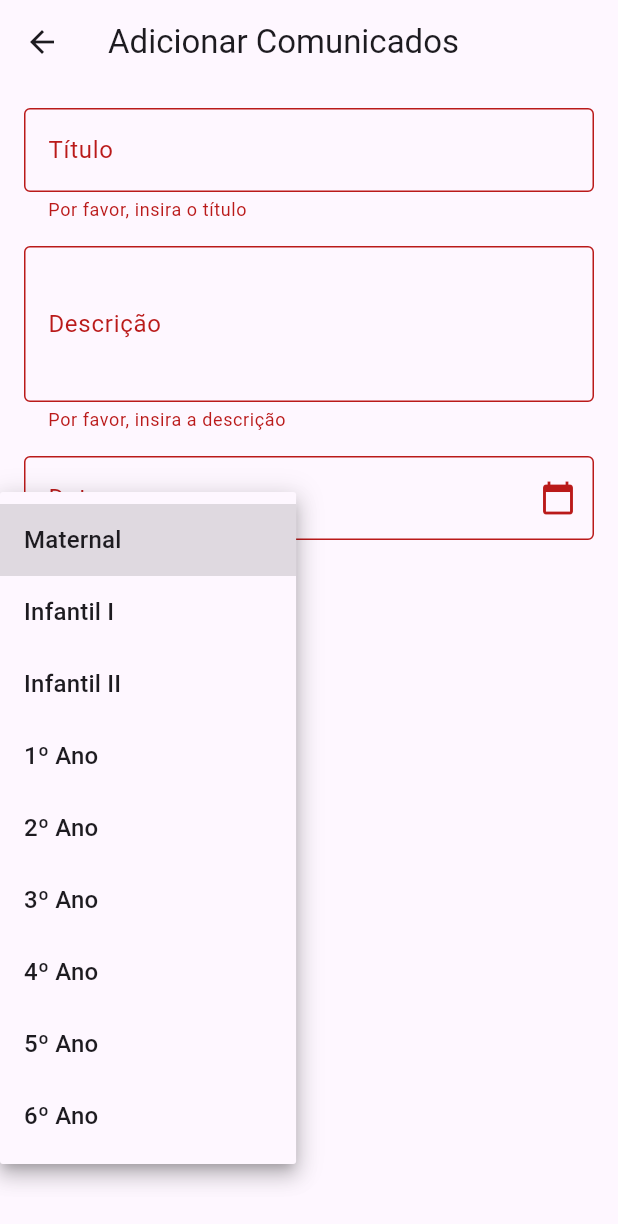
After one commit to EliasPacheco/projeto-escola, a Flutter app: the AgendaCards screen opened directly, after a tap on "Enviar", after a tap on "Selecione a opção", on a phone screen of 412 x 824 dp. The commit adds this screen. Shown: the top 1224 px of the screen. Run offline on Flutter 3.47's test engine with Material 3 defaults, Android fonts, the phone set to English and light mode, and no system bars; our stand-ins replace cloud_firestore, firebase_auth, firebase_core, font_awesome_flutter, image_picker, mask_text_input_formatter and 1 more; accounts and stored records are empty.

Commit message:
add tela de agendas

```diff
--- /dev/null
+++ b/lib/cards/Agendacards.dart
@@ -0,0 +1,225 @@
+import 'package:flutter/material.dart';
+import 'package:cloud_firestore/cloud_firestore.dart';
+
+class AgendaCards extends StatefulWidget {
+  @override
+  _AgendaCardsState createState() => _AgendaCardsState();
+}
+
+class _AgendaCardsState extends State<AgendaCards> {
+  final _formKey = GlobalKey<FormState>();
+  TextEditingController _tituloController = TextEditingController();
+  TextEditingController _descricaoController = TextEditingController();
+  TextEditingController _dataController = TextEditingController();
+  DateTime? _selectedDate;
+  String? _selectedOption;
+
+  Future<void> _selectDate(BuildContext context) async {
+    final DateTime? picked = await showDatePicker(
+      context: context,
+      initialDate: DateTime.now(),
+      firstDate: DateTime(2000),
+      lastDate: DateTime(2101),
+    );
+    if (picked != null && picked != _selectedDate) {
+      setState(() {
+        _selectedDate = picked;
+        _dataController.text = "${picked.day}/${picked.month}/${picked.year}";
+      });
+    }
+  }
+
+  Future<void> _enviarParaFirestore() async {
+    try {
+      String titulo = _tituloController.text;
+      String descricao = _descricaoController.text;
+      String data = _dataController.text;
+
+      if (_selectedOption != null) {
+        if (_selectedOption == 'Todas as turmas') {
+          // Se a opção for "Todas as turmas", criar um documento para cada turma
+          for (String turma in [
+            'Maternal',
+            'Infantil I',
+            'Infantil II',
+            '1º Ano',
+            '2º Ano',
+            '3º Ano',
+            '4º Ano',
+            '5º Ano',
+            '6º Ano',
+          ]) {
+            await FirebaseFirestore.instance
+                .collection('agenda')
+                .doc(turma)
+                .collection('agenda')
+                .add({
+              'titulo': titulo,
+              'descricao': descricao,
+              'data': data,
+            });
+          }
+        } else {
+          // Se a opção não for "Todas as turmas", criar um documento na subcoleção correspondente à opção
+          await FirebaseFirestore.instance
+              .collection('agenda')
+              .doc(_selectedOption)
+              .collection('agenda')
+              .add({
+            'titulo': titulo,
+            'descricao': descricao,
+            'data': data,
+          });
+        }
+      } else {
+        print('Nenhuma opção selecionada.');
+      }
+    } catch (e) {
+      print('Erro ao enviar dados para o Firestore: $e');
+    }
+  }
+
+  @override
+  Widget build(BuildContext context) {
+    return Scaffold(
+      appBar: AppBar(
+        title: Text('Adicionar Comunicados'),
+      ),
+      body: Padding(
+        padding: const EdgeInsets.all(16.0),
+        child: Form(
+          key: _formKey,
+          child: Column(
+            crossAxisAlignment: CrossAxisAlignment.start,
+            children: [
+              TextFormField(
+                controller: _tituloController,
+                decoration: InputDecoration(
+                  labelText: 'Título',
+                  border: OutlineInputBorder(),
+                ),
+                validator: (value) {
+                  if (value == null || value.isEmpty) {
+                    return 'Por favor, insira o título';
+                  }
+                  return null;
+                },
+              ),
+              SizedBox(height: 16.0),
+              TextFormField(
+                controller: _descricaoController,
+                maxLines: 3,
+                decoration: InputDecoration(
+                  labelText: 'Descrição',
+                  border: OutlineInputBorder(),
+                ),
+                validator: (value) {
+                  if (value == null || value.isEmpty) {
+                    return 'Por favor, insira a descrição';
+                  }
+                  return null;
+                },
+              ),
+              SizedBox(height: 16.0),
+              InkWell(
+                onTap: () {
+                  _selectDate(context);
+                },
+                child: TextFormField(
+                  controller: _dataController,
+                  decoration: InputDecoration(
+                    labelText: 'Data',
+                    border: OutlineInputBorder(),
+                    suffixIcon: Icon(Icons.calendar_today),
+                  ),
+                  validator: (value) {
+                    if (value == null || value.isEmpty) {
+                      return 'Por favor, insira a data';
+                    }
+                    return null;
+                  },
+                  onTap: () {
+                    _selectDate(context);
+                  },
+                ),
+              ),
+              SizedBox(height: 16.0),
+              DropdownButton<String>(
+                value: _selectedOption,
+                onChanged: (String? newValue) {
+                  setState(() {
+                    _selectedOption = newValue;
+                  });
+                },
+                items: [
+                  'Maternal',
+                  'Infantil I',
+                  'Infantil II',
+                  '1º Ano',
+                  '2º Ano',
+                  '3º Ano',
+                  '4º Ano',
+                  '5º Ano',
+                  '6º Ano',
+                ].map<DropdownMenuItem<String>>((String value) {
+                  return DropdownMenuItem<String>(
+                    value: value,
+                    child: Text(value),
+                  );
+                }).toList(),
+                hint: Text('Selecione a opção'),
+              ),
+              SizedBox(height: 16.0),
+              ElevatedButton(
+                onPressed: () {
+                  if (_formKey.currentState!.validate()) {
+                    showDialog(
+                      context: context,
+                      builder: (BuildContext context) {
+                        return AlertDialog(
+                          title: Text('Dados do Formulário'),
+                          content: Column(
+                            crossAxisAlignment: CrossAxisAlignment.start,
+                            mainAxisSize: MainAxisSize.min,
+                            children: [
+                              Text('Título: ${_tituloController.text}'),
+                              Text('Descrição: ${_descricaoController.text}'),
+                              Text('Data: ${_dataController.text}'),
+                              Text(
+                                  'Opção: ${_selectedOption ?? "Nenhuma opção selecionada"}'),
+                            ],
+                          ),
+                          actions: [
+                            TextButton(
+                              onPressed: () {
+                                Navigator.of(context).pop();
+                              },
+                              child: Text('Cancelar'),
+                            ),
+                            ElevatedButton(
+                              onPressed: () {
+                                _enviarParaFirestore();
+                                // Limpa os controladores após chamar _enviarParaFirestore
+                                _tituloController.clear();
+                                _descricaoController.clear();
+                                _dataController.clear();
+                                _selectedOption = null;
+                                Navigator.of(context).pop();
+                              },
+                              child: Text('OK'),
+                            ),
+                          ],
+                        );
+                      },
+                    );
+                  }
+                },
+                child: Text('Enviar'),
+              ),
+            ],
+          ),
+        ),
+      ),
+    );
+  }
+}
```
Also changed, not shown: lib/alunos/AgendaScreen.dart (added, +136 -0 lines), lib/home.dart (+9 -1 lines).
